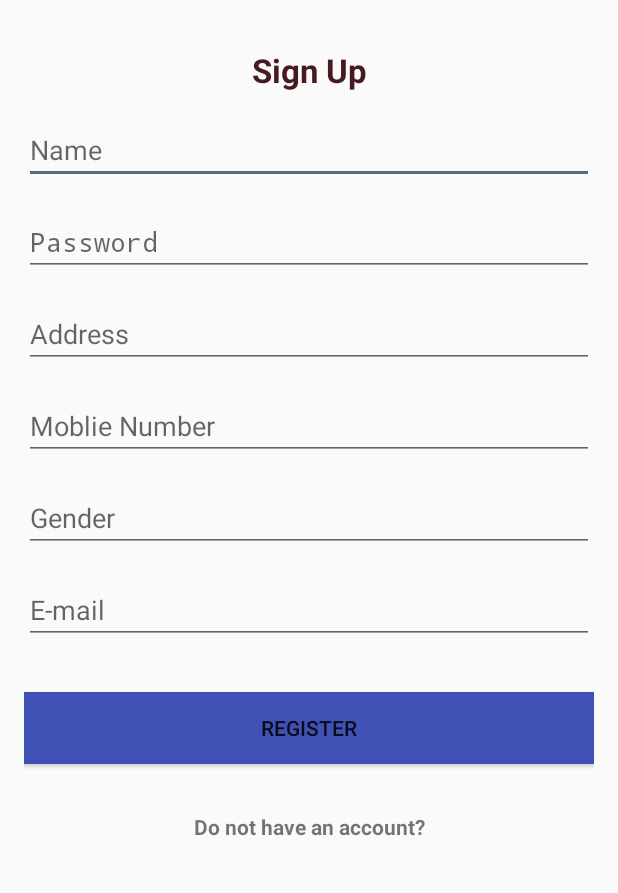
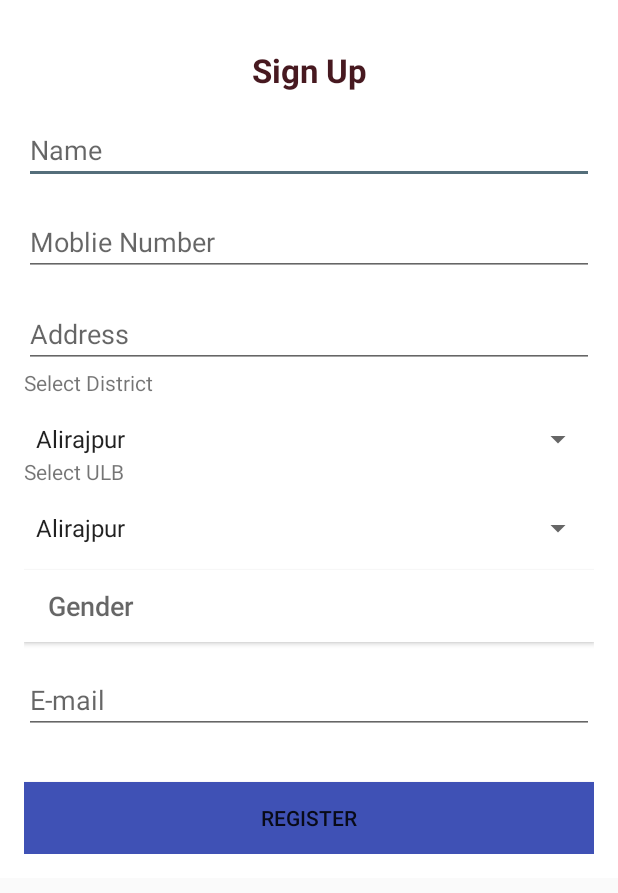
Before and after one commit to saksheesaxena/Customer_Complaints, an Android app: the SignUpActivity screen opened directly, with no data from a screen before it, on a phone screen of 412 x 824 dp. Shown: the top 893 px of the screen. Run offline under Robolectric (Android 15) with nearby library versions, the phone set to English and light mode, and no system bars; libraries missing offline, so code that uses them is left out: com.afollestad.materialdialogs.

Commit message:
ULB selecion added
Currently it is added for first 2 Districts (Alirajpur,Anuppur).

```diff
--- a/app/src/main/java/com/example/admin/customer_complaints/Activities/HomeActivity.java
+++ b/app/src/main/java/com/example/admin/customer_complaints/Activities/HomeActivity.java
@@ -86,12 +86,12 @@ public class HomeActivity extends BaseActivity implements HomeViewAdapter.OnItem
                 Intent complaint = new Intent(HomeActivity.this, ChoiceSelectionActivity.class);
                 startActivity(complaint);
             }
-          /*  else if(home_text[position].equals(language)) {
+          else if(home_text[position].equals(language)) {
                 {
                     Intent language = new Intent(HomeActivity.this, LanguageSelectorActivity.class);
                     startActivity(language);
                 }
-            } */
+            }
             else if(home_text[position].equals(about))
             {
                 Intent about  = new Intent(HomeActivity.this, ExIfActivity.class);
--- a/app/src/main/java/com/example/admin/customer_complaints/Activities/SignUpActivity.java
+++ b/app/src/main/java/com/example/admin/customer_complaints/Activities/SignUpActivity.java
@@ -8,9 +8,13 @@ import android.net.ConnectivityManager;
 import android.net.NetworkInfo;
 import android.os.AsyncTask;
 import android.os.Bundle;
+import android.support.v7.widget.AppCompatButton;
 import android.view.View;
+import android.widget.AdapterView;
+import android.widget.ArrayAdapter;
 import android.widget.Button;
 import android.widget.EditText;
+import android.widget.Spinner;
 import android.widget.Toast;
 
 import com.afollestad.materialdialogs.MaterialDialog;
@@ -27,9 +31,14 @@ import java.net.URL;
 public class SignUpActivity extends Activity {
 
 
-    EditText inputName, inputPassword,inputAddress, inputMobile,inputGender, inputEmail ;
+    EditText inputName, inputAddress, inputMobile, inputEmail;
+    AppCompatButton inputGender;
+    Spinner inputUlb ,inputDistrict;
     Button registerButton;
-    String name,password,address,mobile,gender,email;
+    String name, ulb, address, mobile, gender, email;
+
+    public String[] district_names;
+
 
     @Override
     protected void onCreate(Bundle savedInstanceState) {
@@ -39,32 +48,96 @@ public class SignUpActivity extends Activity {
 
         // Defining Layout items
         inputName = (EditText) findViewById(R.id.signup_name);
-        inputPassword = (EditText) findViewById(R.id.signup_pwd);
         inputAddress = (EditText) findViewById(R.id.signup_address);
         inputMobile = (EditText) findViewById(R.id.signup_mob);
-        inputGender = (EditText) findViewById(R.id.signup_gender);
+        inputGender = (AppCompatButton) findViewById(R.id.signup_gender);
         inputEmail = (EditText) findViewById(R.id.signup_email);
+        inputDistrict = (Spinner) findViewById(R.id.signup_district);
+        inputUlb = (Spinner) findViewById(R.id.signup_ulb);
+        String[] district_names = getResources().getStringArray(R.array.district_names);
         registerButton = (Button) findViewById(R.id.signup_register_btn);
         inputGender.setOnClickListener(new setGender());
+        parentSpinner();
 
-        registerButton.setOnClickListener(new View.OnClickListener() {
+
+
+    registerButton.setOnClickListener(new View.OnClickListener() {
             @Override
             public void onClick(View v) {
                 name = inputName.getText().toString();
-                password = inputPassword.getText().toString();
                 address = inputAddress.getText().toString();
                 mobile = inputMobile.getText().toString();
                 gender = inputGender.getText().toString();
                 email = inputEmail.getText().toString();
-                if (name.isEmpty() || password.isEmpty() || address.isEmpty() || mobile.isEmpty() || gender.isEmpty() || email.isEmpty()) {
+
+                if (name.isEmpty() || ulb.isEmpty() || address.isEmpty() || mobile.isEmpty() || gender.isEmpty() || email.isEmpty()) {
                     Toast.makeText(getApplicationContext(), "One or more fields are empty", Toast.LENGTH_SHORT).show();
                 }
+
                 startActivity(new Intent(SignUpActivity.this,HomeActivity.class));
+
             }
 
         });
     }
-        //Async task to check whether Internet Connection is working
+
+    public void parentSpinner() {
+        ArrayAdapter<String> Dadapter = new ArrayAdapter<String>(this, android.R.layout.simple_spinner_item, getResources().getStringArray(R.array.district_names));
+        Dadapter.setDropDownViewResource(android.R.layout.simple_dropdown_item_1line);
+       inputDistrict.setAdapter(Dadapter);
+
+        inputDistrict.setOnItemSelectedListener(new AdapterView.OnItemSelectedListener() {
+                                                      public void onItemSelected(AdapterView<?> parent, View view, int position, long id) {
+
+                                                          int selectedDistrict = position+1;
+
+
+
+                                                          inputUlb(selectedDistrict);
+                                                      }
+
+                                                      public void onNothingSelected(AdapterView<?> parent) {
+                                                      }
+                                                  }
+        );
+    }
+
+    private int getDistrictResourceId ( int districtnr ) {
+        int resId = R.array.district1Alirajpur;
+        switch ( districtnr )
+        {
+            case 1:
+                resId = R.array.district1Alirajpur;
+                break;
+            case 2:
+                resId = R.array.district2Anuppur;
+                break;
+
+            // please add the rest
+        }
+
+        return resId;
+    }
+
+    public void inputUlb ( int districtnr) {
+
+        int resId = getDistrictResourceId( districtnr );
+
+        ArrayAdapter<String> Cadapter = new ArrayAdapter<String>(this, android.R.layout.simple_spinner_item, getResources().getStringArray(resId));
+        Cadapter.setDropDownViewResource(android.R.layout.simple_dropdown_item_1line);
+        inputUlb.setAdapter(Cadapter);
+
+        inputUlb.setOnItemSelectedListener(new AdapterView.OnItemSelectedListener() {
+                                                    public void onItemSelected(AdapterView<?> parent, View view, int position, long id) {
+                                                    }
+                                                    public void onNothingSelected(AdapterView<?> parent) {
+                                                    }
+                                                }
+        );
+    }
+
+
+    //Async task to check whether Internet Connection is working
 
         private class Netcheck extends AsyncTask
         {
@@ -113,7 +186,7 @@ public class SignUpActivity extends Activity {
 
         @Override
         public void onClick(View v) {
-            new MaterialDialog.Builder(getApplicationContext())
+            new MaterialDialog.Builder(SignUpActivity.this)
                     .title(R.string.signup_gender)
                     .items(R.array.signup_gender_array)
                     .itemsCallbackSingleChoice(-1, new MaterialDialog.ListCallback() {
--- a/app/src/main/java/com/example/admin/customer_complaints/Activities/Splash.java
+++ b/app/src/main/java/com/example/admin/customer_complaints/Activities/Splash.java
@@ -24,7 +24,9 @@ public class Splash extends Activity {
         register_choice.setOnClickListener(new View.OnClickListener() {
             @Override
             public void onClick(View v) {
-               startActivity(new Intent(Splash.this,HomeActivity.class));
+
+
+               startActivity(new Intent(Splash.this,SignUpActivity.class));
             }
         });
 
--- a/app/src/main/res/layout/activity_signup1.xml
+++ b/app/src/main/res/layout/activity_signup1.xml
@@ -1,10 +1,16 @@
 <?xml version="1.0" encoding="utf-8"?>
+<ScrollView
 
-<LinearLayout xmlns:android="http://schemas.android.com/apk/res/android"
+    xmlns:android="http://schemas.android.com/apk/res/android"
+    android:layout_width="match_parent"
+    android:layout_height="match_parent"
+  >
+<LinearLayout
     android:orientation="vertical"
     android:layout_width="match_parent"
-    android:layout_height="match_parent"
-    android:padding="@dimen/keyLine1">
+    android:layout_height="wrap_content"
+    android:padding="@dimen/keyLine1"
+    android:background="@color/colorWhite">
     <TextView
         android:layout_width="match_parent"
         android:layout_height="wrap_content"
@@ -22,13 +28,11 @@
         android:layout_height="wrap_content"
         android:hint="@string/signup_name" />
     <EditText
-        android:id="@+id/signup_pwd"
+        android:id="@+id/signup_mob"
         android:layout_marginTop="@dimen/keyLine1"
         android:layout_width="match_parent"
         android:layout_height="wrap_content"
-        android:hint="@string/signup_password"
-        android:inputType="numberPassword"/>
-
+        android:hint="@string/signup_mobile" />
     <EditText
         android:id="@+id/signup_address"
         android:layout_marginTop="@dimen/keyLine1"
@@ -36,18 +40,50 @@
         android:layout_height="wrap_content"
         android:hint="@string/signup_address" />
 
-    <EditText
-        android:id="@+id/signup_mob"
+    <TextView
+        android:layout_width="wrap_content"
+        android:layout_height="wrap_content"
+        android:text="Select District"
+        android:id="@+id/textView4" />
+
+    <Spinner
+        android:id="@+id/signup_district"
         android:layout_marginTop="@dimen/keyLine1"
         android:layout_width="match_parent"
         android:layout_height="wrap_content"
-        android:hint="@string/signup_mobile" />
-    <EditText
-        android:id="@+id/signup_gender"
+        android:hint="@string/signup_ulb"
+        android:spinnerMode="dialog"
+       android:prompt="@string/District"
+        android:entries="@array/district_names"
+        />
+
+    <TextView
+        android:layout_width="wrap_content"
+        android:layout_height="wrap_content"
+        android:text="Select ULB"
+        android:id="@+id/textView6" />
+
+    <Spinner
+        android:id="@+id/signup_ulb"
         android:layout_marginTop="@dimen/keyLine1"
         android:layout_width="match_parent"
         android:layout_height="wrap_content"
-        android:hint="@string/signup_gender" />
+        android:hint="@string/signup_ulb"
+        android:spinnerMode="dialog"
+        android:prompt="@string/signup_ulb"
+        />
+
+    <android.support.v7.widget.AppCompatButton
+        android:id="@+id/signup_gender"
+        android:layout_width="match_parent"
+        android:layout_height="wrap_content"
+        android:layout_marginTop="@dimen/keyLine1"
+        android:background="@color/colorWhite"
+        android:hint="@string/signup_gender"
+        android:textSize="18sp"
+        android:textAllCaps="false"
+        android:paddingLeft="16dp"
+        android:gravity="start|center_vertical" />
     <EditText
         android:id="@+id/signup_email"
         android:layout_marginTop="@dimen/keyLine1"
@@ -55,6 +91,7 @@
         android:layout_height="wrap_content"
         android:hint="@string/signup_mail"
         android:inputType="textEmailAddress"/>
+
     <Button
         android:id="@+id/signup_register_btn"
         android:layout_marginTop="@dimen/keyLine2"
@@ -62,13 +99,7 @@
         android:layout_height="wrap_content"
         android:background="#3F51B5"
         android:text="Register"/>
-    <TextView
-        android:id="@+id/sign_up_login"
-        android:layout_width="match_parent"
-        android:layout_height="wrap_content"
-        android:layout_marginTop="@dimen/keyLine2"
-        android:layout_marginBottom="@dimen/keyLine2"
-        android:textStyle="bold"
-        android:gravity="center"
-        android:text="Do not have an account?" />
+
 </LinearLayout>
+
+</ScrollView>
--- a/app/src/main/res/values/colors.xml
+++ b/app/src/main/res/values/colors.xml
@@ -1,8 +1,8 @@
 <?xml version="1.0" encoding="utf-8"?>
 <resources>
 
-    <color name="colorPrimary">#29b6f6</color>
-    <color name="colorPrimaryDark">#2196f3</color>
+    <color name="colorPrimary">#3f51b5</color>
+    <color name="colorPrimaryDark">#3f57bc</color>
     <color name="colorWhite">#ffffff</color>
     <color name="colorAccent">#546e7a</color>
     <!-- Toolbar settings -->
--- a/app/src/main/res/values/strings.xml
+++ b/app/src/main/res/values/strings.xml
@@ -78,6 +78,81 @@
         <item>Female</item>
     </string-array>
 
+    <string name="District">Select District</string>
+    <string-array name="district_names">
+
+<item>	Alirajpur	</item>
+<item>	Anuppur	</item>
+<item>	Ashoknagar	</item>
+<item>	Balaghat	</item>
+<item>	Barwani	</item>
+<item>	Betul	</item>
+<item>	Bhind	</item>
+<item>	Bhopal	</item>
+<item>	Burhanpur	</item>
+<item>	Chhatarpur	</item>
+<item>	Chhindwara	</item>
+<item>	Damoh	</item>
+<item>	Damoh	</item>
+<item>	Datia	</item>
+<item>	Dewas	</item>
+<item>	Dhar	</item>
+<item>	Dindori	</item>
+<item>	Guna	</item>
+<item>	Gwalior	</item>
+<item>	Harda	</item>
+<item>	Hoshangabad	</item>
+<item>	Indore	</item>
+<item>	Jabalpur</item>
+<item>	Jhabua	</item>
+<item>	Katni	</item>
+<item>	Khandwa	</item>
+<item>	Khargone	</item>
+<item>	Mandla	</item>
+<item>	Mandsaur	</item>
+<item>	Morena	</item>
+<item>	Narsimhapur	</item>
+<item>	Neemuch	</item>
+<item>	Panna	</item>
+<item>	Raisen	</item>
+<item>	Rajgarh	</item>
+<item>	Ratlam	</item>
+<item>	Rewa	</item>
+<item>	Sagar	</item>
+<item>	Satna	</item>
+<item>	Sehore	</item>
+<item>	Seoni	</item>
+<item>	Shahdol	</item>
+<item>	Shajapur	</item>
+<item>	Sheopur	</item>
+<item>	Shivpuri	</item>
+<item>	Sidhi	</item>
+<item>	Singrauli	</item>
+<item>	Tikamgarh	</item>
+<item>	Ujjain	</item>
+<item>	Umaria	</item>
+<item>	Vidisha	</item></string-array>
+
+    <!-- Disrtict 1-Alirajpur -->
+    <string-array name="district1Alirajpur">
+
+
+   <item>Alirajpur</item><item>  Bhavra</item><item> Jobat</item> </string-array>
+    <!-- Disrtict 2-Anuppur -->
+    <string-array name="district2Anuppur">
+
+        <item>Amarkantak </item>
+        <item>   Anuppur</item>
+        <item> Bhavra</item>
+        <item>  Bijuri</item>
+        <item> Jaithari</item>
+        <item> Kotma</item>
+        <item>  Pasan</item>
+    </string-array>
+
+
+
+
     <!-- Map Activity -->
     <string name="Confirm">Confirm Location</string>
     <string name="Content">Your present location is. Do you want to change location or continue with this?</string>
```
Also changed, not shown: 1 other file.
